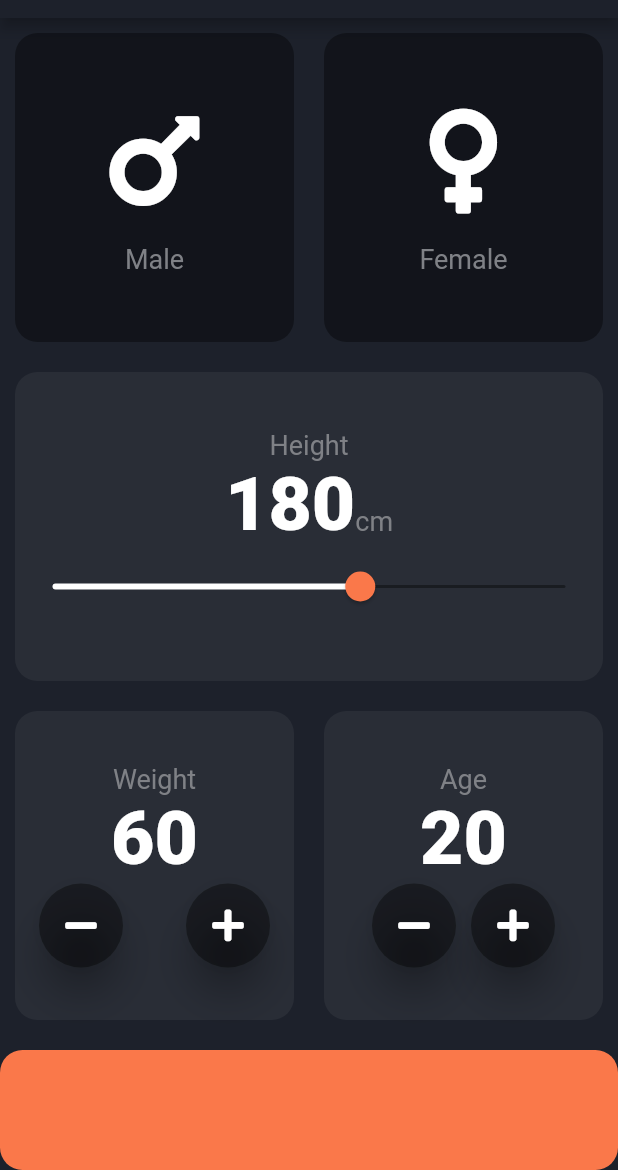
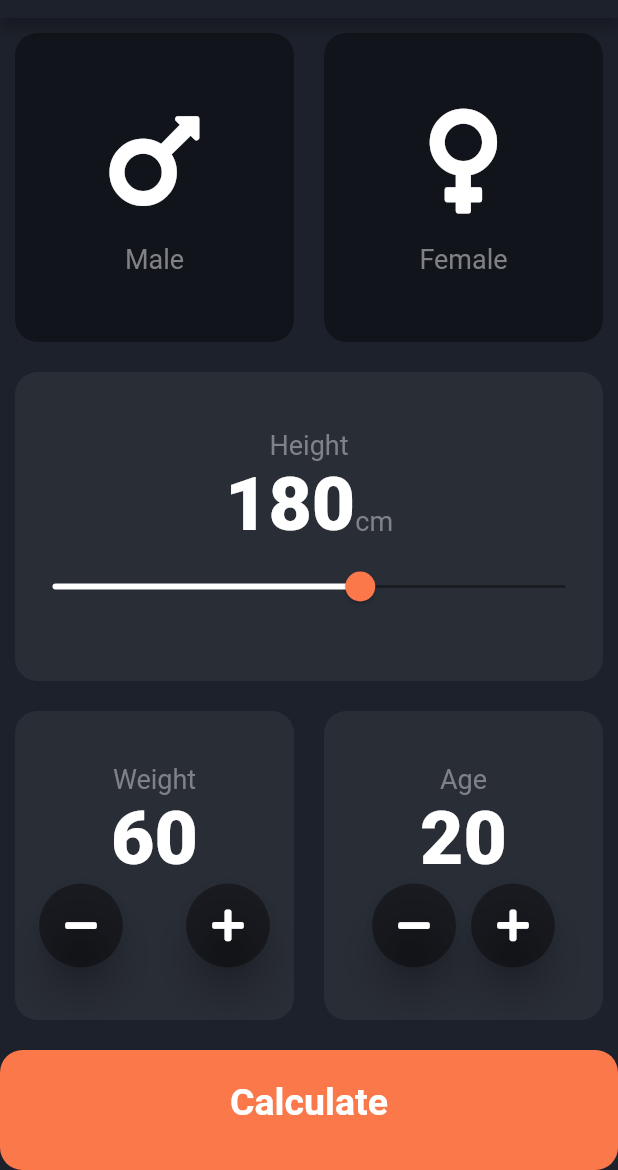
Before and after one commit to surajrocks1997/bmi-calculator-flutter, a Flutter app: the screen it shows after launch, on a phone screen of 412 x 824 dp, the part 66-1236 px from its top. Run offline on Flutter 3.47's test engine with Material 2 defaults, Android fonts, the phone set to English and light mode, and no system bars; our stand-ins replace font_awesome_flutter.

Commit message:
inital page UI done

```diff
--- a/lib/constants.dart
+++ b/lib/constants.dart
@@ -10,6 +10,11 @@ const kNumberTextStyle = TextStyle(
   fontWeight: FontWeight.w900,
 );
 
+const kLargeButtonTextStyle = TextStyle(
+  fontSize: 25.0,
+  fontWeight: FontWeight.bold,
+);
+
 const kBottomContainerHeight = 80.0;
 const kBottomCardColor = Color(0xFFFA784A);
 const kActiveCardColor = Color(0xFF292D36);
--- a/lib/input_page.dart
+++ b/lib/input_page.dart
@@ -4,6 +4,7 @@ import 'package:font_awesome_flutter/font_awesome_flutter.dart';
 import 'icon_content.dart';
 import 'reusable_card.dart';
 import 'constants.dart';
+import 'results_page.dart';
 
 enum Gender {
   male,
@@ -208,13 +209,30 @@ class _InputPageState extends State<InputPage> {
               ],
             ),
           ),
-          Container(
+          GestureDetector(
+            onTap: () {
+              Navigator.push(
+                context,
+                MaterialPageRoute(
+                  builder: (context) => ResultsPage(),
+                ),
+              );
+            },
+            child: Container(
+              child: Center(
+                child: Text(
+                  'Calculate',
+                  style: kLargeButtonTextStyle,
+                ),
+              ),
+              padding: EdgeInsets.only(bottom: 10),
               margin: EdgeInsets.only(top: 10),
               width: double.infinity,
               height: kBottomContainerHeight,
               decoration: BoxDecoration(
                 borderRadius: BorderRadius.circular(15),
                 color: kBottomCardColor,
+              ),
             ),
           )
         ],
```
Also changed, not shown: lib/results_page.dart (added, +13 -0 lines). Lines whose indentation alone changed are shown as unchanged.
